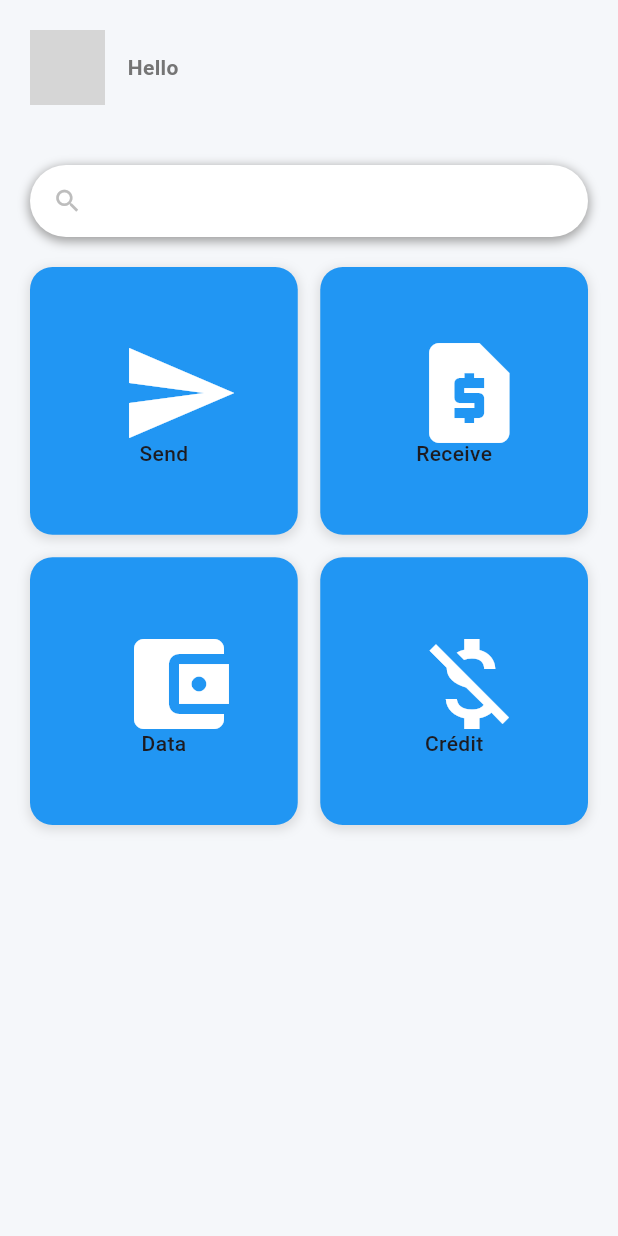
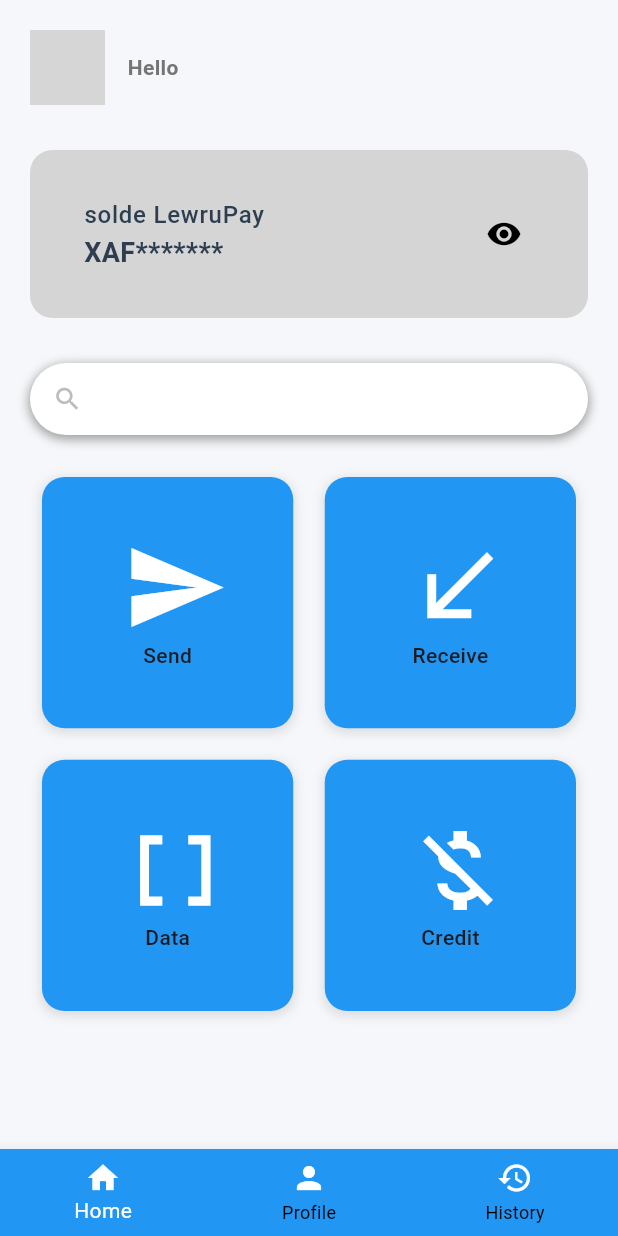
Before and after one commit to dairoudjamila/lewrupay, a Flutter app: the MainHome screen opened directly, on a phone screen of 412 x 824 dp. Run offline on Flutter 3.47's test engine with Material 3 defaults, Android fonts, the phone set to English and light mode, and no system bars; our stand-ins replace get; missing offline and left inert: gradient_elevated_button; statements that could not run were skipped; grey boxes are pictures that could not be loaded.

Commit message:
Ajout du solde LewruPay

```diff
--- a/lib/views/Main Home.dart
+++ b/lib/views/Main Home.dart
@@ -11,16 +11,38 @@
   @override
   Widget build(BuildContext context) {
     return Scaffold(
+      bottomNavigationBar: BottomNavigationBar(
+        items: const [
+          BottomNavigationBarItem(
+            icon: Icon(Icons.home, color: Colors.white),
+            label: "Home",
+          ),
+          BottomNavigationBarItem(
+            icon: Icon(Icons.person, color: Colors.white),
+            label: "Profile",
+          ),
+          BottomNavigationBarItem(
+            icon: Icon(Icons.history, color: Colors.white),
+            label: "History",
+          ),
+        ],
+        backgroundColor: Colors.blue,
+        selectedItemColor: Colors.white,
+        unselectedItemColor: Colors.black,
+      ),
+
       backgroundColor: const Color(0xFFF5F7FA),
       body: SafeArea(
+        child: SingleChildScrollView(
           child: Column(
             children: [
               _buildHeader(),
-            // _buildBaLanceCard(),
+              _buildBalanceCard(),
               _buildSearchBar(),
 
               _buildActionButtons(),
             ],
+          ),
         ),
       ),
       // bottomNavigationBar: _buildBottomNavigationBar(),
@@ -61,6 +83,7 @@
       child: Column(
         children: [
           Container(
+            width: double.infinity,
             margin: const EdgeInsets.symmetric(
               horizontal: 20.0,
               vertical: 10.0,
@@ -70,19 +93,16 @@
               color: const Color(0xFFD5D5D5),
               borderRadius: BorderRadius.circular(15),
             ),
-            child: Column(
-              crossAxisAlignment: CrossAxisAlignment.start,
-              children: [
-                const Text(
-                  'solde LzwruPay',
+            child: ListTile(
+              title: Text(
+                'solde LewruPay',
                 style: TextStyle(
                   fontSize: 16,
                   fontWeight: FontWeight.w500,
                   color: Color(0xFF2C3E50),
                 ),
               ),
-                const SizedBox(height: 8),
-                const Text(
+              subtitle: Text(
                 'XAF*******',
                 style: TextStyle(
                   fontSize: 18,
@@ -90,7 +110,7 @@
                   color: Color(0xFF2C3E50),
                 ),
               ),
-              ],
+              trailing: Icon(Icons.visibility, color: Colors.black),
             ),
           ),
         ],
@@ -134,25 +154,30 @@
   }
 
   Widget _buildActionButtons() {
-    return GridView(
+    return Padding(
       padding: const EdgeInsets.symmetric(horizontal: 20.0),
+      child: GridView.count(
         shrinkWrap: true,
-      gridDelegate: SliverGridDelegateWithFixedCrossAxisCount(
+        physics: const NeverScrollableScrollPhysics(),
         crossAxisCount: 2,
-        crossAxisSpacing: 15,
-        mainAxisSpacing: 15,
-      ),
+        crossAxisSpacing: 5,
+        mainAxisSpacing: 5,
         children: [
           _gridViewItem('Send', Icons.send),
-        _gridViewItem('Receive', Icons.request_page),
-        _gridViewItem('Data', Icons.account_balance_wallet),
-        _gridViewItem('Crédit', Icons.money_off),
+          _gridViewItem('Receive', Icons.call_received),
+          _gridViewItem('Data', Icons.data_array),
+          _gridViewItem('Credit', Icons.money_off),
+          // _gridViewItem('Bills', Icons.receipt_long),
+          // _gridViewItem('More', Icons.more_horiz),
         ],
+      ),
     );
   }
 
   _gridViewItem(String title, IconData icon) {
     return Container(
+      margin: EdgeInsets.all(8.0),
+      padding: EdgeInsets.all(8.0),
       decoration: BoxDecoration(
         color: Colors.blue,
         borderRadius: BorderRadius.circular(15),
@@ -171,7 +196,7 @@
           CircleAvatar(
             radius: 30,
             backgroundColor: Colors.blue,
-            child: Icon(icon, color: Colors.white, size: 80),
+            child: Icon(icon, color: Colors.white, size: 70),
           ),
           const SizedBox(height: 10),
           Text(
--- a/lib/views/Sign up credit 2.dart
+++ b/lib/views/Sign up credit 2.dart
@@ -43,6 +43,8 @@
                       Column(
                         children: [
                           TextFormField(
+                            obscureText: true,
+
                             keyboardType: TextInputType.visiblePassword,
                             decoration: InputDecoration(
                               labelText: 'Password',
```
Also changed, not shown: flutter_13.png (added), flutter_14.png (added), flutter_15.png (added). Lines whose indentation alone changed are shown as unchanged.
